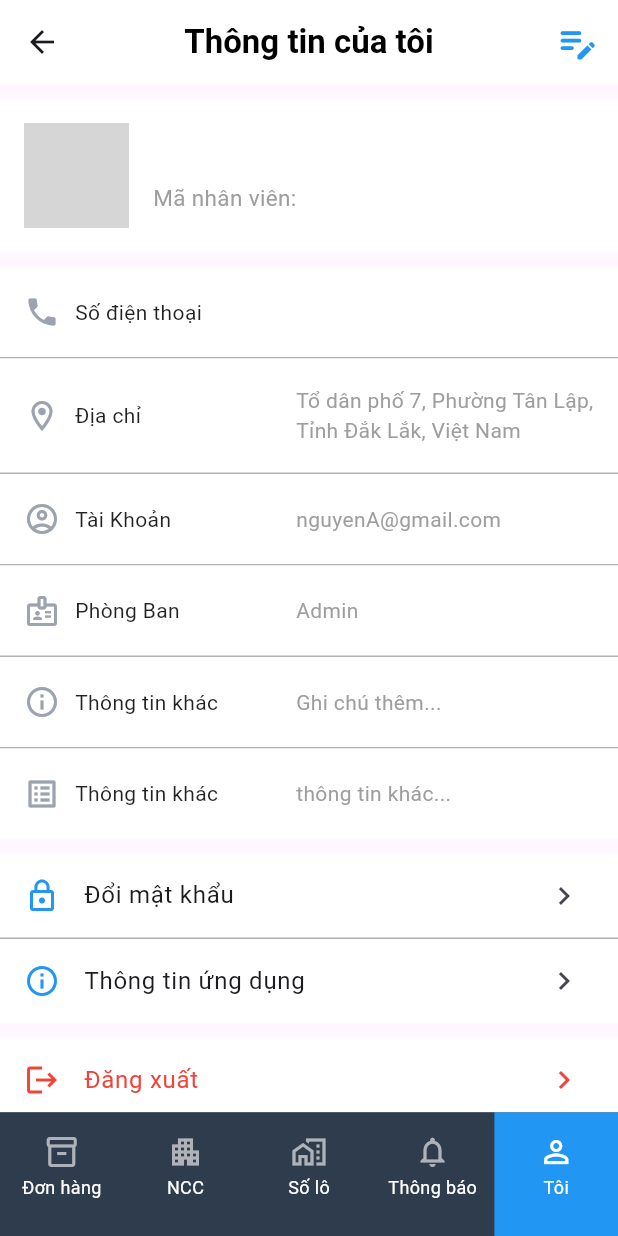
After one commit to Trannie47/thientammedicalapp, a Flutter app: the MainPage screen opened by its route, item 5 of the bottom bar chosen, after a tap on "Đăng xuất", on a phone screen of 412 x 824 dp. The commit adds this screen. Run offline on Flutter 3.47's test engine with Material 3 defaults, Android fonts, the phone set to English and light mode, and no system bars; our stand-ins replace dio, shared_preferences; accounts and stored records are empty; grey boxes are pictures that could not be loaded.

Commit message:
Update Main AND ORDER and Profile

```diff
--- a/lib/Value/app_assets.dart
+++ b/lib/Value/app_assets.dart
@@ -4,19 +4,10 @@
 class AppAssets{
   static final String imagesPath = 'assets/images/2x/';
   static final String imagesPath2 = 'assets/images/3x/';
-  static final String loading = imagesPath+'icons8-loading-sign.png';
-  static final String topBackground1 = imagesPath+'top_background1.png';
-  static final String topBackground2 = imagesPath+'top_background2.png';
   static final String logo = imagesPath+'Logo.png';
+  static final String bgLogin = imagesPath+'bgLogin.png';
+  static final String imgEmpty = imagesPath+'imgEmpty.png';
 
 
 
-  static final String leftArrow = imagesPath+'icons8-back-arrow.png';
-  static final String menu = imagesPath+'icons8-menu-rounded.png';
-  static final String rightArrow = imagesPath+'icons8-next-page.png';
-  static final String heart =  imagesPath2+'icons8-favorite.png';
-  static final String Buffet = imagesPath+'icons8-buffet-breakfast.png';
-  static final String Wifi = imagesPath+'icons8-wifi.png';
-
-
 }
--- a/lib/Value/app_color.dart
+++ b/lib/Value/app_color.dart
@@ -23,7 +23,7 @@ class AppColor {
   // ✍️ Bộ màu chữ
   static const Color textPrimary = Color(0xFF1B51A3);   // Chữ chính
   static const Color textSecondary = Color(0xFF757575); // Chữ phụ
-  static const Color textDisabled = Color(0xFFBDBDBD);  // Chữ vô hiệu hóa
+  static const Color textDisabled = Color(0xFFAFB3B9);  // Chữ vô hiệu hóa
 
   // 🖱️ Bộ màu tương tác
   static const Color hover = Color(0xFFE0E0E0);         // Hover
--- /dev/null
+++ b/lib/Value/enum.dart
@@ -0,0 +1,15 @@
+import 'package:flutter/material.dart';
+import 'package:thientammedicalapp/Value/app_color.dart';
+
+final List<Color> tabColors = [
+  AppColor.primary,   // index 0 → Đang giao
+  AppColor.warning,   // index 1 → Đã giao
+  AppColor.success,   // index 2 → Đã hoàn thành
+];
+
+final List<String> NamePhongBan = [
+  'Admin ',     // index 0 → Admin
+  'Kế toán',    // index 1 → Kế toán
+  'QL Kho',     // index 2 → QL Kho
+  'Nhân Viên bán hàng'  // index 3 → Kinh doanh
+];
--- a/lib/control/ControlSharePreference.dart
+++ b/lib/control/ControlSharePreference.dart
@@ -33,6 +33,22 @@ Future<void> saveNhanVienSharedPreferences(NhanVien nhanvien) async {
   await prefs.setString(ShareKeys.nhanVien, nhanvienJson);
 }
 
+Future<NhanVien?> getProfileMe() async {
+  try {
+    final prefs = await SharedPreferences.getInstance();
+    final String? jsonString = prefs.getString(ShareKeys.nhanVien);
+
+    if (jsonString == null || jsonString.isEmpty) {
+      return null; // chưa đăng nhập hoặc chưa lưu
+    }
+
+    final Map<String, dynamic> jsonMap = jsonDecode(jsonString);
+    return NhanVien.fromJson(jsonMap);
+  } catch (e) {
+    return null;
+  }
+}
+
 Future<void> deleteNhanvienSharedPreferences() async {
   SharedPreferences prefs = await SharedPreferences.getInstance();
 
--- a/lib/pages/login/page.dart
+++ b/lib/pages/login/page.dart
@@ -96,7 +96,7 @@ class _LoginPageState extends State<LoginPage> {
         height: screenSize.height,
         decoration:  BoxDecoration(
           image: DecorationImage(
-            image: AssetImage( AppAssets.imagesPath +"bgLogin.png"),
+            image: AssetImage( AppAssets.bgLogin),
             fit: BoxFit.cover,
             opacity: 0.8,             // tuỳ chọn: làm mờ nền một chút cho chữ dễ đọc
           ),
--- /dev/null
+++ b/lib/pages/main/about/page.dart
@@ -0,0 +1,270 @@
+import 'package:flutter/material.dart';
+import 'package:thientammedicalapp/Value/app_assets.dart';
+import 'package:thientammedicalapp/Value/app_color.dart';
+import 'package:thientammedicalapp/Value/enum.dart';
+import 'package:thientammedicalapp/control/ControlSharePreference.dart';
+import 'package:thientammedicalapp/models/nhanvien.dart';
+
+
+class AboutPage extends StatefulWidget {
+  const AboutPage({super.key});
+
+  @override
+  State<AboutPage> createState() => _AboutPageState();
+
+}
+
+class _AboutPageState extends State<AboutPage> {
+  NhanVien? _nhanvien;
+  bool _isLoading = true;
+  late int _phongBan = 0;
+
+  @override
+  void initState() {
+    // TODO: implement initState
+    super.initState();
+    _loadProfile();
+  }
+
+  Future<void> _loadProfile() async {
+    final nhanvien = await getProfileMe(); // hàm async bạn đã sửa đúng rồi
+    if (mounted) {
+      setState(() {
+        _nhanvien = nhanvien;
+        _isLoading = false;
+        _phongBan = (nhanvien?.phongBan ?? 1) -1 ;
+      });
+    }
+  }
+
+  @override
+  Widget build(BuildContext context) {
+    final screenSize = MediaQuery.of(context).size;
+    return Scaffold(
+      appBar: AppBar(
+        elevation: 0,
+        backgroundColor: Colors.white,
+        centerTitle: true,
+        title: const Text(
+          "Thông tin của tôi",
+          style: TextStyle(fontWeight: FontWeight.bold, color: Colors.black),
+        ),
+        actions: const [
+          Padding(
+            padding: EdgeInsets.only(right: 12),
+            child: Icon(Icons.edit_note_rounded, color: Colors.blue, size: 30),
+          )
+        ],
+      ),
+
+      body: SingleChildScrollView(
+        child: Column(
+          spacing: 10,
+          children: [
+            const SizedBox(height: 0),
+
+            // 🧑‍🦰 Avatar + Tên + SĐT
+            Container(
+              padding: const EdgeInsets.all(16),
+              color: Colors.white,
+              child: Row(
+                children: [
+                  Stack(
+                    children: [
+                      CircleAvatar(
+                        radius: 35,
+                        backgroundColor: Colors.transparent, // hoặc Colors.white nếu muốn nền
+                        child: ClipOval(
+                          child: Image.asset(
+                            AppAssets.logo,
+                            fit: BoxFit.cover,       // quan trọng: vừa khít, không méo
+                            width: 70,               // = 2 × radius
+                            height: 70,
+                          ),
+                        ),
+                      ),
+                      Positioned(
+                        bottom: 0,
+                        right: 0,
+                        child: Container(
+                          padding: const EdgeInsets.all(4),
+                          decoration: BoxDecoration(
+                            shape: BoxShape.circle,
+                            color: Colors.white,
+                            border: Border.all(color: Colors.grey.shade300),
+                          ),
+                          child: const Icon(
+                            Icons.edit,
+                            size: 16,
+                            color: Colors.blue,
+                          ),
+                        ),
+                      ),
+                    ],
+                  ),
+                  const SizedBox(width: 16),
+
+                  Column(
+                    crossAxisAlignment: CrossAxisAlignment.start,
+                    children: [
+                      Text(
+                        "${_nhanvien?.tenNhanVien ?? ""}",
+                        style: const TextStyle(
+                          fontSize: 18,
+                          fontWeight: FontWeight.bold,
+                        ),
+                      ),
+                      const SizedBox(height: 4),
+                      Text(
+                        "Mã nhân viên: ${_nhanvien?.maNV ?? ""}",
+                        style: TextStyle(fontSize: 15, color: Colors.grey),
+                      ),
+                    ],
+                  ),
+                ],
+              ),
+            ),
+
+            // 🧾 Danh sách thông tin
+            Column(
+              children: [
+                _infoItem(Icons.phone, "Số điện thoại", "${_nhanvien?.sdt ?? ""}"),
+                Center(
+                  child: Container(
+                    height: 1,
+                    width: screenSize.width,
+                    decoration: BoxDecoration(
+                      color: AppColor.textDisabled,
+                    ),
+                  ),
+                ),
+                _infoItem(Icons.location_on_outlined, "Địa chỉ",
+                    "Tổ dân phố 7, Phường Tân Lập, Tỉnh Đắk Lắk, Việt Nam"),
+                Center(
+                  child: Container(
+                    height: 1,
+                    width: screenSize.width,
+                    decoration: BoxDecoration(
+                      color: AppColor.textDisabled,
+                    ),
+                  ),
+                ),
+                _infoItem(Icons.account_circle_outlined, "Tài Khoản", "nguyenA@gmail.com"),
+                Center(
+                  child: Container(
+                    height: 1,
+                    width: screenSize.width,
+                    decoration: BoxDecoration(
+                      color: AppColor.textDisabled,
+                    ),
+                  ),
+                ),
+                _infoItem(Icons.badge_outlined, "Phòng Ban", "${NamePhongBan[_phongBan ?? 0]}"),
+                Center(
+                  child: Container(
+                    height: 1,
+                    width: screenSize.width,
+                    decoration: BoxDecoration(
+                      color: AppColor.textDisabled,
+                    ),
+                  ),
+                ),
+                _infoItem(Icons.info_outline, "Thông tin khác", "Ghi chú thêm..."),
+                Center(
+                  child: Container(
+                    height: 1,
+                    width: screenSize.width,
+                    decoration: BoxDecoration(
+                      color: AppColor.textDisabled,
+                    ),
+                  ),
+                ),
+                _infoItem(Icons.list_alt_outlined, "Thông tin khác", "thông tin khác..."),
+              ],
+            ),
+
+            Column(
+              children: [
+                _menuItem(Icons.lock_outline, "Đổi mật khẩu"),
+                Center(
+                  child: Container(
+                    height: 1,
+                    width: screenSize.width,
+                    decoration: BoxDecoration(
+                      color: AppColor.textDisabled,
+                    ),
+                  ),
+                ),
+                _menuItem(Icons.info_outline, "Thông tin ứng dụng"),
+              ],
+            ),
+
+            _logoutItem(),
+          ],
+        ),
+      ),
+    );
+  }
+
+  // ======= WIDGET ITEM THÔNG TIN =======
+  Widget _infoItem(IconData icon, String title, String value) {
+    final screenSize = MediaQuery.of(context).size;
+    return Container(
+      color: Colors.white,
+      padding: const EdgeInsets.symmetric(vertical: 18, horizontal: 16),
+      child: Row(
+        spacing: 10,
+        children: [
+          Icon(icon, color: TColors.gray_400 ),
+
+          Container(
+              width: screenSize.width/3,
+              child: Text(title, style: const TextStyle(fontSize: 14, color: Colors.black87)
+              )
+          ),
+
+          Expanded(
+            child: Column(
+              crossAxisAlignment: CrossAxisAlignment.start,
+              children: [
+                Text(
+                  value,
+                  style: const TextStyle(fontSize: 14, color: Colors.grey),
+                ),
+              ],
+            ),
+          ),
+        ],
+      ),
+    );
+  }
+
+  // ======= WIDGET MENU =======
+  Widget _menuItem(IconData icon, String title) {
+    return Container(
+      color: Colors.white,
+      child: ListTile(
+        leading: Icon(icon, color: Colors.blue),
+        title: Text(title),
+        trailing: const Icon(Icons.chevron_right),
+        onTap: () {},
+      ),
+    );
+  }
+
+  // ======= WIDGET ĐĂNG XUẤT =======
+  Widget _logoutItem() {
+    return Container(
+      color: Colors.white,
+      child: ListTile(
+        leading: const Icon(Icons.logout, color: Colors.red),
+        title: const Text(
+          "Đăng xuất",
+          style: TextStyle(color: Colors.red),
+        ),
+        trailing: const Icon(Icons.chevron_right, color: Colors.red),
+        onTap: () {},
+      ),
+    );
+  }
+}
--- /dev/null
+++ b/lib/pages/main/order/page.dart
@@ -0,0 +1,128 @@
+import 'package:flutter/material.dart';
+import 'package:thientammedicalapp/Value/app_assets.dart';
+import 'package:thientammedicalapp/Value/app_color.dart';
+import 'package:thientammedicalapp/Value/enum.dart';
+
+class OrderPage extends StatefulWidget {
+  const OrderPage({super.key});
+
+  @override
+  State<OrderPage> createState() => _OrderPageState();
+}
+
+class _OrderPageState extends State<OrderPage> {
+  int selectedTab = 0; // 0 = Đang giao, 1 = Đã giao, 2 = Đã hoàn thành
+
+  @override
+  Widget build(BuildContext context) {
+    return Scaffold(
+      appBar: AppBar(
+        centerTitle: true,
+        title: const Text(
+          "Đơn đặt hàng",
+          style: TextStyle(fontWeight: FontWeight.bold),
+        ),
+        backgroundColor: Colors.white,
+        elevation: 0,
+      ),
+
+      body: Column(
+        children: [
+          // 🔵 TAB MENU
+          Container(
+            padding: EdgeInsets.symmetric(vertical: 10),
+            color: Colors.white,
+            child: Row(
+              mainAxisAlignment: MainAxisAlignment.center,
+              children: [
+                _buildTab(0, "Đang giao"),
+                const SizedBox(width: 10),
+                _buildTab(1, "Đã giao"),
+                const SizedBox(width: 10),
+                _buildTab(2, "Đã hoàn thành"),
+              ],
+            ),
+          ),
+
+          const SizedBox(height: 40),
+
+          // 🔵 NỘI DUNG THEO TAB
+          Expanded(
+            child: _buildBody(),
+          ),
+        ],
+      ),
+    );
+  }
+
+  // TAB ITEM
+  Widget _buildTab(int index, String title) {
+    bool isSelected = selectedTab == index;
+    final screenSize = MediaQuery.of(context).size;
+    final selectColor = tabColors[index];
+    return GestureDetector(
+      onTap: () {
+        setState(() => selectedTab = index);
+      },
+      child: Container(
+        width: screenSize.width*0.30,
+        padding: const EdgeInsets.symmetric(vertical: 10, horizontal: 20),
+        decoration: BoxDecoration(
+          color: isSelected ? selectColor : Colors.white,
+          borderRadius: BorderRadius.circular(6),
+          border: Border.all(
+            color: isSelected ? selectColor : Colors.black26,
+            width: 1.2,
+          ),
+        ),
+        child: Center(
+          child: Text(
+            title,
+            style: TextStyle(
+              color: isSelected ? Colors.white : Colors.black87,
+              fontSize: 12,
+              fontWeight: FontWeight.w500,
+            ),
+          ),
+        ),
+      ),
+    );
+  }
+
+  // NỘI DUNG THEO TAB
+  Widget _buildBody() {
+    switch (selectedTab) {
+      case 0:
+        return _emptyOrder("Danh sách đơn hàng đang giao trống.");
+      case 1:
+        return _emptyOrder("Không có đơn hàng đã giao.");
+      case 2:
+        return _emptyOrder("Không có đơn hàng đã hoàn thành.");
+      default:
+        return Container();
+    }
+  }
+
+  // TRẠNG THÁI RỖNG (GIỐNG HÌNH BẠN GỬI)
+  Widget _emptyOrder(String message) {
+    final screenSize = MediaQuery.of(context).size;
+    return Column(
+      mainAxisAlignment: MainAxisAlignment.center,
+      children: [
+        Image.asset(AppAssets.imgEmpty,
+          fit: BoxFit.fill,
+          width: screenSize.width * (3 / 4),
+          height: screenSize.width * (3 / 4),
+        ),
+        const SizedBox(height: 20),
+        Text(
+          message,
+          style: const TextStyle(
+            fontSize: 20,
+            color: Colors.black,
+          ),
+        ),
+      ],
+    );
+  }
+}
--- a/lib/pages/main/page.dart
+++ b/lib/pages/main/page.dart
@@ -1,10 +1,83 @@
 import 'package:flutter/material.dart';
+import 'package:thientammedicalapp/Value/app_color.dart';
+import 'package:thientammedicalapp/pages/main/about/page.dart';
+import 'package:thientammedicalapp/pages/main/order/page.dart';
 
-class MainPage extends StatelessWidget {
+class MainPage extends StatefulWidget {
   const MainPage({super.key});
 
   @override
+  State<MainPage> createState() => _MainPageState();
+}
+
+class _MainPageState extends State<MainPage> {
+  int _currentIndex = 0;
+
+  final PageController _pageController = PageController();
+
+  final List<Widget> _screens = [
+    OrderPage(),
+    Center(child: Text("NCC")),
+    Center(child: Text("Số lô")),
+    Center(child: Text("Thông báo")),
+    AboutPage(),
+  ];
+
+  @override
   Widget build(BuildContext context) {
-    return const Center(child: Text('Trang Chủ'),);
+    final screenSize = MediaQuery.of(context).size;
+    return Scaffold(
+      body: PageView(
+        controller: _pageController,
+        physics: const NeverScrollableScrollPhysics(),
+        children: _screens,
+      ),
+
+      bottomNavigationBar: Container(
+        height: screenSize.height*0.1,
+        color: const Color(0xFF2F3C4E), // nền tổng màu xám đậm
+        child: Row(
+          children: [
+            _navItem(0, Icons.inventory_2_outlined, "Đơn hàng"),
+            _navItem(1, Icons.apartment, "NCC"),
+            _navItem(2, Icons.home_work_outlined, "Số lô"),
+            _navItem(3, Icons.notifications_none, "Thông báo"),
+            _navItem(4, Icons.person_outline, "Tôi"),
+          ],
+        ),
+      ),
+    );
+  }
+
+  Expanded _navItem(int index, IconData icon, String label) {
+    bool selected = index == _currentIndex;
+
+    return Expanded(
+      child: InkWell(
+        onTap: () {
+          setState(() => _currentIndex = index);
+          _pageController.jumpToPage(index);
+        },
+        child: Container(
+          padding: const EdgeInsets.only(top: 10,bottom: 20),
+          color: selected
+              ? Colors.blue
+              : const Color(0xFF2F3C4E), // ⬅ Tab không chọn → XÁM ĐẬM
+          child: Column(
+            mainAxisAlignment: MainAxisAlignment.center,
+            children: [
+              Icon(icon, color: selected
+                  ? Colors.white
+                  : AppColor.textDisabled),
+              const SizedBox(height: 3),
+              Text(
+                label,
+                style: const TextStyle(color: Colors.white, fontSize: 12),
+              ),
+            ],
+          ),
+        ),
+      ),
+    );
   }
 }
```
Also changed, not shown: assets/images/2x/imgEmpty.png (added), assets/images/3x/imgEmpty.png (added), pubspec.lock.
